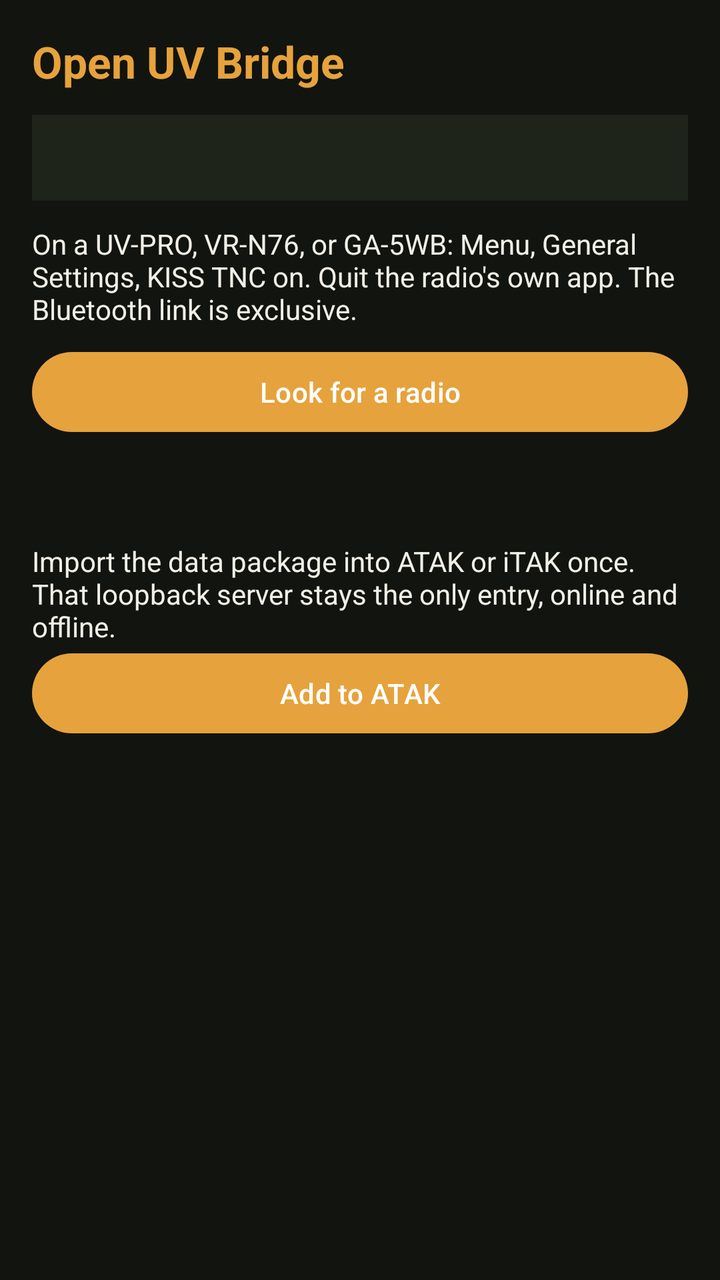
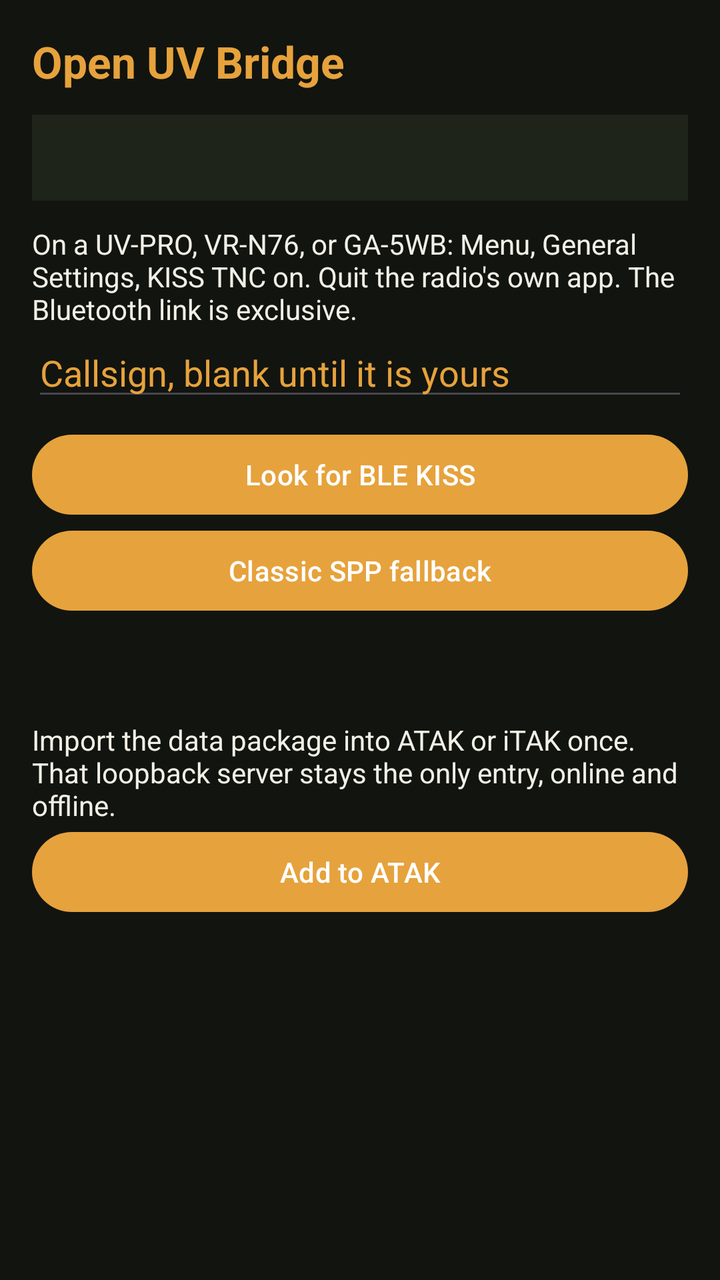

Screens rendered from an Android XML layout before and after an edit, with the pre-edit source and the edit as a unified diff.
<!-- AndroidManifest.xml: application theme Theme.OpenUVBridge -->
<!-- res/layout/activity_main.xml -->
<?xml version="1.0" encoding="utf-8"?>
<ScrollView xmlns:android="http://schemas.android.com/apk/res/android"
    android:layout_width="match_parent"
    android:layout_height="match_parent"
    android:background="@color/field_background"
    android:padding="16dp">
    <LinearLayout
        android:layout_width="match_parent"
        android:layout_height="wrap_content"
        android:orientation="vertical">
        <TextView
            android:layout_width="match_parent"
            android:layout_height="wrap_content"
            android:text="@string/app_name"
            android:textColor="@color/field_amber"
            android:textSize="22sp"
            android:textStyle="bold" />
        <TextView
            android:id="@+id/status"
            android:layout_width="match_parent"
            android:layout_height="wrap_content"
            android:layout_marginTop="12dp"
            android:background="@color/field_panel"
            android:padding="12dp"
            android:textColor="@color/field_text" />
        <TextView
            android:layout_width="match_parent"
            android:layout_height="wrap_content"
            android:layout_marginTop="12dp"
            android:text="@string/radio_hint"
            android:textColor="@color/field_text" />
        <Button
            android:id="@+id/scan"
            android:layout_width="match_parent"
            android:layout_height="wrap_content"
            android:layout_marginTop="8dp"
            android:text="Look for a radio" />
        <TextView
            android:id="@+id/stations"
            android:layout_width="match_parent"
            android:layout_height="wrap_content"
            android:layout_marginTop="16dp"
            android:textColor="@color/field_text" />
        <TextView
            android:layout_width="match_parent"
            android:layout_height="wrap_content"
            android:layout_marginTop="16dp"
            android:text="@string/itak_hint"
            android:textColor="@color/field_text" />
        <Button
            android:id="@+id/share"
            android:layout_width="match_parent"
            android:layout_height="wrap_content"
            android:text="Add to ATAK" />
        <TextView
            android:id="@+id/log"
            android:layout_width="match_parent"
            android:layout_height="wrap_content"
            android:layout_marginTop="16dp"
            android:fontFamily="monospace"
            android:textColor="@color/field_amber" />
    </LinearLayout>
</ScrollView>
<!-- resources referenced by this layout -->
<resources>
  <color name="field_amber">#E6A23C</color>
  <color name="field_background">#12140F</color>
  <color name="field_panel">#1E241A</color>
  <color name="field_text">#F2F0E6</color>
  <string name="app_name">Open UV Bridge</string>
  <string name="itak_hint">Import the data package into ATAK or iTAK once. That loopback server stays the only entry, online and offline.</string>
  <string name="radio_hint">On a UV-PRO, VR-N76, or GA-5WB: Menu, General Settings, KISS TNC on. Quit the radio\'s own app. The Bluetooth link is exclusive.</string>
  <style name="Theme.OpenUVBridge" parent="Theme.Material3.DayNight.NoActionBar">
          <item name="colorPrimary">@color/field_amber</item>
          <item name="android:statusBarColor">@color/field_background</item>
          <item name="android:navigationBarColor">@color/field_background</item>
          <item name="android:windowBackground">@color/field_background</item>
      </style>
</resources>

<!-- the commit's change to res/layout/activity_main.xml (unified diff, before → after) -->
@@ -29,12 +29,25 @@
             android:layout_marginTop="12dp"
             android:text="@string/radio_hint"
             android:textColor="@color/field_text" />
+        <EditText
+            android:id="@+id/callsign"
+            android:layout_width="match_parent"
+            android:layout_height="wrap_content"
+            android:hint="Callsign, blank until it is yours"
+            android:inputType="textCapCharacters"
+            android:textColor="@color/field_text"
+            android:textColorHint="@color/field_amber" />
         <Button
             android:id="@+id/scan"
             android:layout_width="match_parent"
             android:layout_height="wrap_content"
             android:layout_marginTop="8dp"
-            android:text="Look for a radio" />
+            android:text="Look for BLE KISS" />
+        <Button
+            android:id="@+id/spp"
+            android:layout_width="match_parent"
+            android:layout_height="wrap_content"
+            android:text="Classic SPP fallback" />
         <TextView
             android:id="@+id/stations"
             android:layout_width="match_parent"
